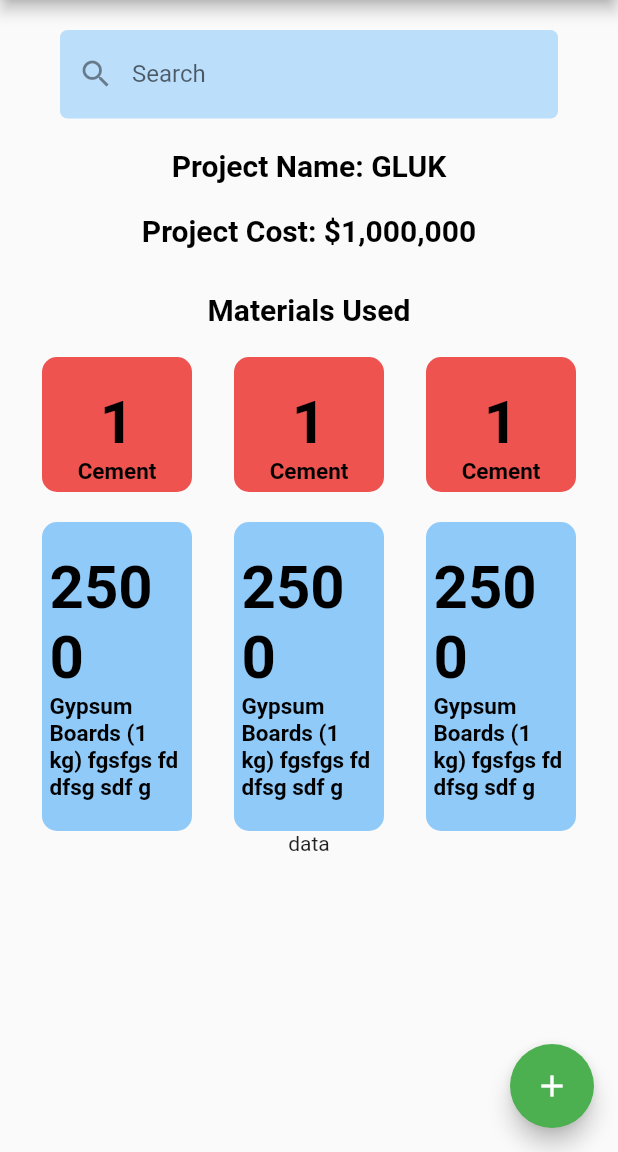
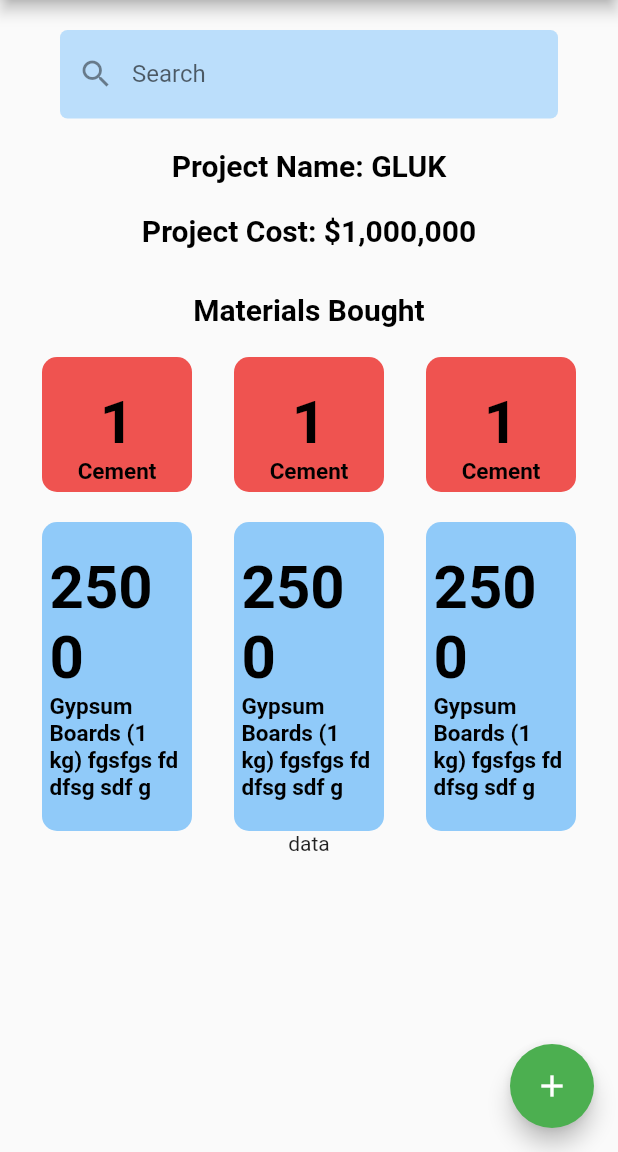
Before and after one commit to wilsonanyonga/bejoy_construction, a Flutter app: the screen it shows after launch, on a phone screen of 412 x 824 dp, the part 84-1236 px from its top. Run offline on Flutter 3.47's test engine with Material 2 defaults, Android fonts, the phone set to English and light mode, and no system bars; our stand-ins replace go_router; missing offline and left inert: flutter_launcher_icons.

Commit message:
Update home.dart

```diff
--- a/lib/screens/home.dart
+++ b/lib/screens/home.dart
@@ -73,7 +73,7 @@ class Home extends StatelessWidget {
           ),
           const SizedBox(height: 30),
           const Text(
-            'Materials Used',
+            'Materials Bought',
             style: TextStyle(
               fontSize: 20,
               fontWeight: FontWeight.bold,
```
